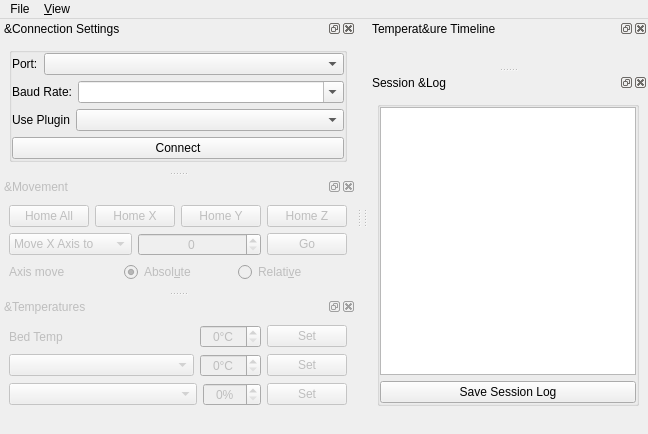
KDE/atcore, file testclient/mainwindow.ui: the form before one commit.
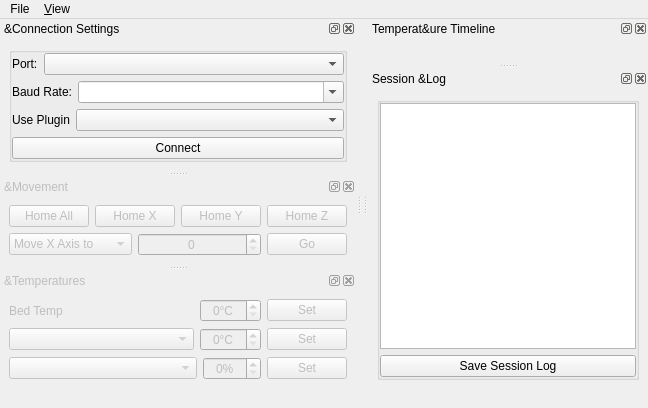
The form after the commit. Icons and pictures are not drawn. Custom widgets are drawn as their Qt base class.

Commit message: Replace Radioboxes for Absolute and Relative mode selection with the printerhost position visual controller

What changed in the file:
```diff
--- a/testclient/mainwindow.ui
+++ b/testclient/mainwindow.ui
@@ -744,34 +744,6 @@
        </item>
       </layout>
      </item>
-     <item>
-      <layout class="QHBoxLayout" name="horizontalLayout_14">
-       <item>
-        <widget class="QLabel" name="label">
-         <property name="text">
-          <string>Axis move</string>
-         </property>
-        </widget>
-       </item>
-       <item>
-        <widget class="QRadioButton" name="absoluteRB">
-         <property name="text">
-          <string>Absol&amp;ute</string>
-         </property>
-         <property name="checked">
-          <bool>true</bool>
-         </property>
-        </widget>
-       </item>
-       <item>
-        <widget class="QRadioButton" name="relativeRB">
-         <property name="text">
-          <string>Relati&amp;ve</string>
-         </property>
-        </widget>
-       </item>
-      </layout>
-     </item>
     </layout>
    </widget>
   </widget>
```
The commit also changes 2 other files.
